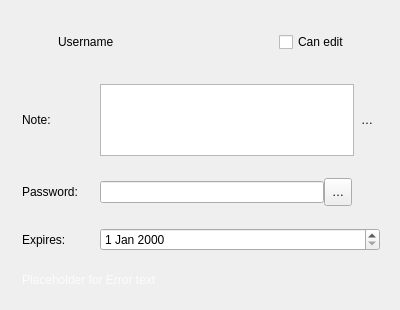
Above: src/gui/shareuserline.ui from nextcloud/desktop before the change. Below: the same form after it.
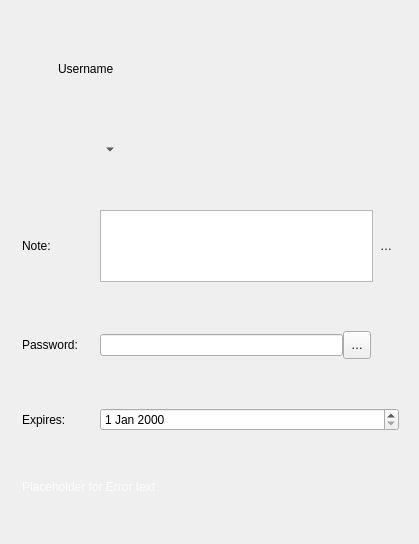
That is the form after the change. Icons and pictures are not drawn. Custom widgets are drawn as their Qt base class.

Patch:
```diff
--- a/src/gui/shareuserline.ui
+++ b/src/gui/shareuserline.ui
@@ -6,8 +6,8 @@
    <rect>
     <x>0</x>
     <y>0</y>
-    <width>400</width>
-    <height>310</height>
+    <width>419</width>
+    <height>544</height>
    </rect>
   </property>
   <property name="sizePolicy">
@@ -103,19 +103,6 @@
        </property>
       </spacer>
      </item>
-     <item>
-      <widget class="QCheckBox" name="permissionsEdit">
-       <property name="sizePolicy">
-        <sizepolicy hsizetype="Maximum" vsizetype="Fixed">
-         <horstretch>0</horstretch>
-         <verstretch>0</verstretch>
-        </sizepolicy>
-       </property>
-       <property name="text">
-        <string>Can edit</string>
-       </property>
-      </widget>
-     </item>
      <item>
       <widget class="QToolButton" name="permissionToolButton">
        <property name="icon">
@@ -129,6 +116,65 @@
      </item>
     </layout>
    </item>
+   <item>
+    <layout class="QHBoxLayout" name="horizontalLayout_10">
+     <property name="spacing">
+      <number>1</number>
+     </property>
+     <property name="leftMargin">
+      <number>1</number>
+     </property>
+     <property name="rightMargin">
+      <number>200</number>
+     </property>
+     <item>
+      <spacer name="horizontalSpacer_2">
+       <property name="orientation">
+        <enum>Qt::Horizontal</enum>
+       </property>
+       <property name="sizeHint" stdset="0">
+        <size>
+         <width>40</width>
+         <height>20</height>
+        </size>
+       </property>
+      </spacer>
+     </item>
+     <item>
+      <widget class="OCC::ElidedLabel" name="currentPermission">
+       <property name="text">
+        <string/>
+       </property>
+      </widget>
+     </item>
+     <item>
+      <widget class="QToolButton" name="permissionMenu">
+       <property name="text">
+        <string>...</string>
+       </property>
+       <property name="autoRaise">
+        <bool>true</bool>
+       </property>
+       <property name="arrowType">
+        <enum>Qt::DownArrow</enum>
+       </property>
+      </widget>
+     </item>
+     <item>
+      <spacer name="horizontalSpacer_3">
+       <property name="orientation">
+        <enum>Qt::Horizontal</enum>
+       </property>
+       <property name="sizeHint" stdset="0">
+        <size>
+         <width>40</width>
+         <height>20</height>
+        </size>
+       </property>
+      </spacer>
+     </item>
+    </layout>
+   </item>
    <item>
     <layout class="QHBoxLayout" name="horizontalLayout_3">
      <property name="sizeConstraint">
@@ -426,15 +472,6 @@
             </color>
            </brush>
           </colorrole>
-          <colorrole role="HighlightedText">
-           <brush brushstyle="SolidPattern">
-            <color alpha="255">
-             <red>255</red>
-             <green>255</green>
-             <blue>255</blue>
-            </color>
-           </brush>
-          </colorrole>
           <colorrole role="Link">
            <brush brushstyle="SolidPattern">
             <color alpha="255">
@@ -599,15 +636,6 @@
             </color>
            </brush>
           </colorrole>
-          <colorrole role="HighlightedText">
-           <brush brushstyle="SolidPattern">
-            <color alpha="255">
-             <red>255</red>
-             <green>255</green>
-             <blue>255</blue>
-            </color>
-           </brush>
-          </colorrole>
           <colorrole role="Link">
            <brush brushstyle="SolidPattern">
             <color alpha="255">
@@ -772,15 +800,6 @@
             </color>
            </brush>
           </colorrole>
-          <colorrole role="HighlightedText">
-           <brush brushstyle="SolidPattern">
-            <color alpha="255">
-             <red>255</red>
-             <green>255</green>
-             <blue>255</blue>
-            </color>
-           </brush>
-          </colorrole>
           <colorrole role="Link">
            <brush brushstyle="SolidPattern">
             <color alpha="255">
```
